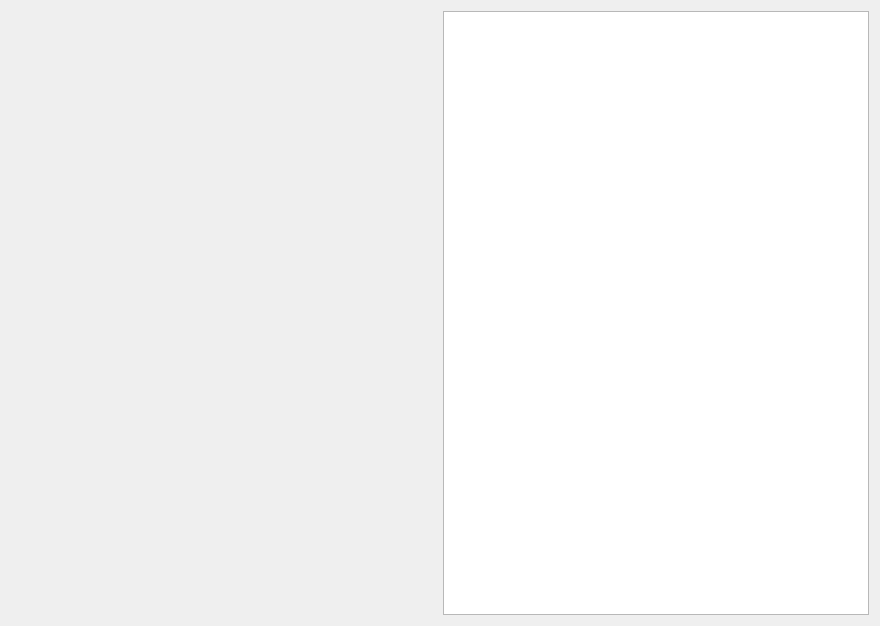
First picture: the form in src/configmanager/ui/nodewidgets/ui_mapwidget.ui, repository roam-qgis/Roam, before the edit.
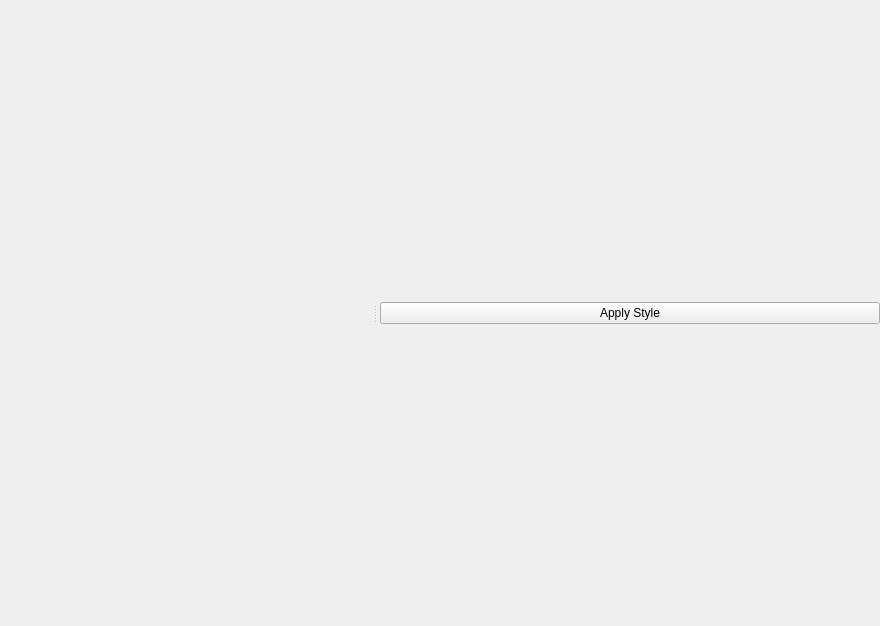
Second picture: the form after the edit. Custom widgets are drawn as their Qt base class.

Commit message: Add style widget from QGIS for inline styling

The edit to the form file:
```diff
--- a/src/configmanager/ui/nodewidgets/ui_mapwidget.ui
+++ b/src/configmanager/ui/nodewidgets/ui_mapwidget.ui
@@ -14,14 +14,51 @@
    <string>Form</string>
   </property>
   <layout class="QHBoxLayout" name="horizontalLayout">
+   <property name="leftMargin">
+    <number>0</number>
+   </property>
+   <property name="topMargin">
+    <number>0</number>
+   </property>
+   <property name="rightMargin">
+    <number>0</number>
+   </property>
+   <property name="bottomMargin">
+    <number>0</number>
+   </property>
    <item>
+    <widget class="QSplitter" name="splitter">
+     <property name="orientation">
+      <enum>Qt::Horizontal</enum>
+     </property>
+     <property name="opaqueResize">
+      <bool>true</bool>
+     </property>
+     <property name="handleWidth">
+      <number>11</number>
+     </property>
     <widget class="QgsMapCanvas" name="canvas" native="true">
      <property name="styleSheet">
       <string notr="true"/>
      </property>
     </widget>
-   </item>
-   <item>
+     <widget class="QStackedWidget" name="stackedWidget">
+      <property name="sizePolicy">
+       <sizepolicy hsizetype="Maximum" vsizetype="Preferred">
+        <horstretch>0</horstretch>
+        <verstretch>0</verstretch>
+       </sizepolicy>
+      </property>
+      <property name="maximumSize">
+       <size>
+        <width>500</width>
+        <height>16777215</height>
+       </size>
+      </property>
+      <property name="currentIndex">
+       <number>1</number>
+      </property>
+      <widget class="QWidget" name="stackedWidgetPage1">
     <layout class="QHBoxLayout" name="horizontalLayout_6">
      <property name="sizeConstraint">
       <enum>QLayout::SetDefaultConstraint</enum>
@@ -43,6 +80,32 @@
       </widget>
      </item>
     </layout>
+      </widget>
+      <widget class="QWidget" name="styleWidget">
+       <layout class="QGridLayout" name="gridLayout">
+        <property name="leftMargin">
+         <number>0</number>
+        </property>
+        <property name="topMargin">
+         <number>0</number>
+        </property>
+        <property name="rightMargin">
+         <number>0</number>
+        </property>
+        <property name="bottomMargin">
+         <number>0</number>
+        </property>
+        <item row="0" column="0">
+         <widget class="QPushButton" name="applyStyleButton">
+          <property name="text">
+           <string>Apply Style</string>
+          </property>
+         </widget>
+        </item>
+       </layout>
+      </widget>
+     </widget>
+    </widget>
    </item>
   </layout>
  </widget>
```
Lines whose indentation alone changed are shown as unchanged. The commit also changes 11 other files.
